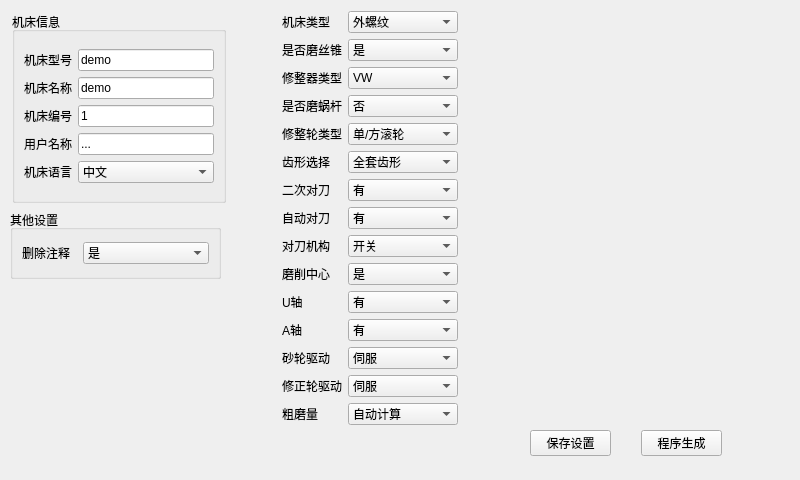
First picture: the form in creatorwindow.ui, repository nie11kun/HorizonJuicerCreator, before the edit.
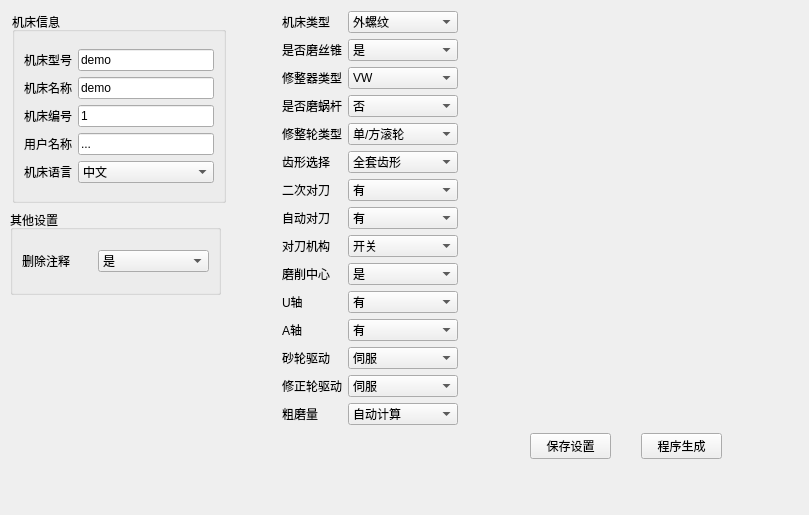
Second picture: the form after the edit.

The edit to the form file:
```diff
--- a/creatorwindow.ui
+++ b/creatorwindow.ui
@@ -6,8 +6,8 @@
    <rect>
     <x>0</x>
     <y>0</y>
-    <width>800</width>
-    <height>480</height>
+    <width>809</width>
+    <height>515</height>
    </rect>
   </property>
   <property name="windowTitle">
@@ -413,7 +413,7 @@
      <x>530</x>
      <y>90</y>
      <width>202</width>
-     <height>224</height>
+     <height>230</height>
     </rect>
    </property>
    <layout class="QVBoxLayout" name="verticalLayout_7">
@@ -451,7 +451,7 @@
      <x>10</x>
      <y>210</y>
      <width>211</width>
-     <height>69</height>
+     <height>85</height>
     </rect>
    </property>
    <property name="minimumSize">
@@ -469,14 +469,14 @@
    <property name="title">
     <string>其他设置</string>
    </property>
-   <layout class="QVBoxLayout" name="verticalLayout_6">
+   <layout class="QHBoxLayout" name="horizontalLayout_5">
     <item>
      <layout class="QHBoxLayout" name="horizontalLayout_2">
       <item>
        <widget class="QLabel" name="labelIfRemoveComments">
         <property name="maximumSize">
          <size>
-          <width>55</width>
+          <width>70</width>
           <height>16777215</height>
          </size>
         </property>
@@ -616,13 +616,13 @@
     </item>
    </layout>
   </widget>
-  <widget class="QWidget" name="">
+  <widget class="QWidget" name="layoutWidget">
    <property name="geometry">
     <rect>
      <x>530</x>
      <y>430</y>
      <width>192</width>
-     <height>26</height>
+     <height>32</height>
     </rect>
    </property>
    <layout class="QHBoxLayout" name="horizontalLayout_4">
```
Left out of the diff: 4 changed lines with no effect on the pictures.
